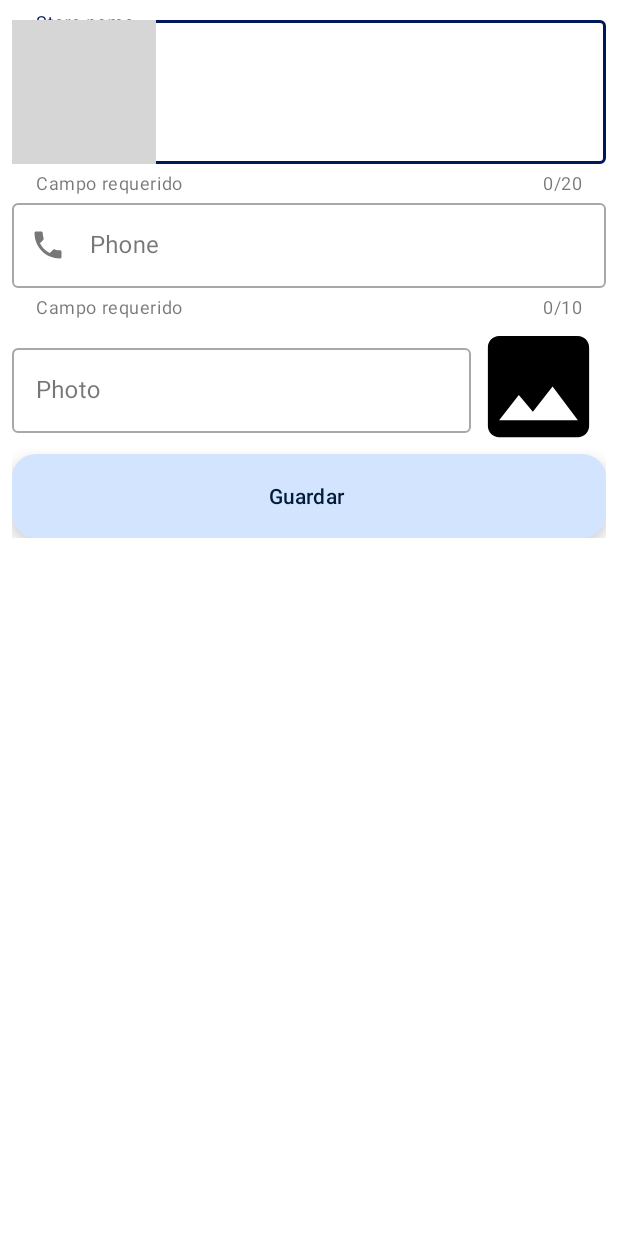
After one commit to CUJuanPablo/ApplyKotlin, an Android app: the fragment StoreFragment shown on its own in the app's theme, on a phone screen of 412 x 824 dp. The commit adds this screen. Run offline under Robolectric (Android 15) with nearby library versions, the phone set to English and light mode, and no system bars; grey boxes are pictures that could not be loaded.

Commit message:
(build) db: Fragment begining

```diff
--- a/app/src/main/AndroidManifest.xml
+++ b/app/src/main/AndroidManifest.xml
@@ -17,7 +17,7 @@
         tools:targetApi="31">
 
         <activity
-            android:name=".Acivities.StoresActivity"
+            android:name=".Acivities.Stores.StoresActivity"
             android:exported="true">
             <intent-filter>
                 <action android:name="android.intent.action.MAIN" />
--- a/app/src/main/java/com/zigmab/first/Acivities/ServersActivity.kt
+++ b/app/src/main/java/com/zigmab/first/Acivities/ServersActivity.kt
@@ -215,5 +215,11 @@ class ServersActivity : AppCompatActivity(), OnClickListener {
     }
 
     override fun OnClickTienda(store: StoreEntity) {  }
+    override fun OnFavoriteStore(store: StoreEntity) {
+//        TODO("Not yet implemented")
+    }
 
+    override fun OnDeleteStore(store: StoreEntity) {
+        TODO("Not yet implemented")
+    }
 }
--- /dev/null
+++ b/app/src/main/java/com/zigmab/first/Acivities/Stores/StoreFragment.kt
@@ -0,0 +1,83 @@
+package com.zigmab.first.Acivities.Stores
+
+import android.os.Bundle
+import androidx.fragment.app.Fragment
+import android.view.LayoutInflater
+import android.view.Menu
+import android.view.MenuInflater
+import android.view.MenuItem
+import android.view.View
+import android.view.ViewGroup
+import android.widget.Toolbar
+import androidx.appcompat.app.AppCompatActivity
+import com.google.android.material.snackbar.Snackbar
+import com.zigmab.first.R
+import com.zigmab.first.databinding.FragmentStoreBinding
+
+
+class StoreFragment : Fragment() {
+
+    private lateinit var binding: FragmentStoreBinding
+    private var Mactivity: StoresActivity? = null
+
+    override fun onCreateView(   inflater: LayoutInflater, container: ViewGroup?,  savedInstanceState: Bundle? ): View? {
+
+        binding = FragmentStoreBinding.inflate( inflater, container, false)
+
+
+
+        return binding.root
+    }
+
+    override fun onViewCreated(view: View, savedInstanceState: Bundle?) {
+        super.onViewCreated(view, savedInstanceState)
+
+        Mactivity = activity as? StoresActivity
+        Mactivity?.supportActionBar?.setDisplayHomeAsUpEnabled( true )
+        Mactivity?.supportActionBar?.title = "Add store"
+
+        setHasOptionsMenu( true )
+
+
+        binding.btnsave.setOnClickListener{
+            Snackbar.make(
+                binding.root,
+                "Saved",
+                Snackbar.LENGTH_SHORT
+            ).show()
+        }
+
+    }
+
+    override fun onCreateOptionsMenu(menu: Menu, inflater: MenuInflater) {
+        inflater.inflate(R.menu.menu_servers, menu)
+        super.onCreateOptionsMenu(menu, inflater)
+
+    }
+
+
+    override fun onDestroyView() {
+        super.onDestroyView()
+
+        // Opcional: Restablecer la barra de acción cuando se destruye el fragmento
+        (requireActivity() as AppCompatActivity).supportActionBar?.apply {
+            setDisplayHomeAsUpEnabled(false)
+            title = "Mi Actividad Principal" // Restablecer el título original
+        }
+    }
+
+    override fun onOptionsItemSelected(item: MenuItem): Boolean {
+
+
+        /*return  when ( item.itemId ){
+            android.R.id.action_settings -> {
+                //Mactivity?.OnBackPresseDispatcher?.onBackPressed()
+                Mactivity?.onBackPressed()
+                true
+            }
+        }*/
+
+        return super.onOptionsItemSelected(item)
+    }
+
+}
--- a/app/src/main/java/com/zigmab/first/Entidades/StoreEntity.kt
+++ b/app/src/main/java/com/zigmab/first/Entidades/StoreEntity.kt
@@ -11,6 +11,6 @@ data class StoreEntity(
     var NAME: String ,
     var PHONE: String = "",
     var WEB: String = "",
-    var IS_FAVORITE: String= "",
+    var IS_FAVORITE: Boolean = false,
     var IMG: String= ""
 )
--- a/app/src/main/java/com/zigmab/first/Intefaces/OnClickListener.kt
+++ b/app/src/main/java/com/zigmab/first/Intefaces/OnClickListener.kt
@@ -9,4 +9,8 @@ interface OnClickListener {
 
     fun OnClickTienda(store : StoreEntity)
 
+    fun OnFavoriteStore( store: StoreEntity)
+
+    fun OnDeleteStore( store: StoreEntity )
+
 }
--- /dev/null
+++ b/app/src/main/res/drawable/ic_image.xml
@@ -0,0 +1,5 @@
+<vector xmlns:android="http://schemas.android.com/apk/res/android" android:height="24dp" android:tint="#000000" android:viewportHeight="24" android:viewportWidth="24" android:width="24dp">
+
+    <path android:fillColor="@android:color/white" android:pathData="M21,19V5c0,-1.1 -0.9,-2 -2,-2H5c-1.1,0 -2,0.9 -2,2v14c0,1.1 0.9,2 2,2h14c1.1,0 2,-0.9 2,-2zM8.5,13.5l2.5,3.01L14.5,12l4.5,6H5l3.5,-4.5z"/>
+
+</vector>
--- /dev/null
+++ b/app/src/main/res/drawable/ic_phone.xml
@@ -0,0 +1,5 @@
+<vector xmlns:android="http://schemas.android.com/apk/res/android" android:height="24dp" android:tint="#000000" android:viewportHeight="24" android:viewportWidth="24" android:width="24dp">
+
+    <path android:fillColor="@android:color/white" android:pathData="M6.62,10.79c1.44,2.83 3.76,5.14 6.59,6.59l2.2,-2.2c0.27,-0.27 0.67,-0.36 1.02,-0.24 1.12,0.37 2.33,0.57 3.57,0.57 0.55,0 1,0.45 1,1V20c0,0.55 -0.45,1 -1,1 -9.39,0 -17,-7.61 -17,-17 0,-0.55 0.45,-1 1,-1h3.5c0.55,0 1,0.45 1,1 0,1.25 0.2,2.45 0.57,3.57 0.11,0.35 0.03,0.74 -0.25,1.02l-2.2,2.2z"/>
+
+</vector>
--- /dev/null
+++ b/app/src/main/res/layout/fragment_store.xml
@@ -0,0 +1,104 @@
+<?xml version="1.0" encoding="utf-8"?>
+<androidx.core.widget.NestedScrollView
+    xmlns:android="http://schemas.android.com/apk/res/android"
+    xmlns:tools="http://schemas.android.com/tools"
+    android:layout_width="match_parent"
+    android:layout_height="match_parent"
+    xmlns:app="http://schemas.android.com/apk/res-auto"
+    tools:context=".Acivities.Stores.StoreFragment"
+    android:background="@color/colorBack">
+
+
+
+    <LinearLayout
+        android:layout_width="match_parent"
+        android:layout_height="wrap_content"
+        android:orientation="vertical"
+        android:padding="@dimen/paddingmin">
+
+        <com.google.android.material.textfield.TextInputLayout
+            android:id="@+id/lyName"
+            android:layout_width="match_parent"
+            android:layout_height="wrap_content"
+            android:hint="Store name"
+            app:helperText="Campo requerido"
+            app:endIconMode="clear_text"
+            app:counterEnabled="true"
+            app:counterMaxLength="20"
+            app:startIconDrawable="@drawable/ic_favorite"
+            style="@style/Widget.MaterialComponents.TextInputLayout.OutlinedBox"
+            >
+            <com.google.android.material.textfield.TextInputEditText
+                android:id="@+id/txtName"
+                android:layout_width="match_parent"
+                android:layout_height="wrap_content"
+                android:maxLength="20"
+                android:inputType="textCapWords"
+                >
+            </com.google.android.material.textfield.TextInputEditText>
+        </com.google.android.material.textfield.TextInputLayout>
+
+        <com.google.android.material.textfield.TextInputLayout
+            android:id="@+id/lyPhone"
+            android:layout_width="match_parent"
+            android:layout_height="wrap_content"
+            android:hint="Phone"
+            app:helperText="Campo requerido"
+            app:endIconMode="clear_text"
+            app:counterEnabled="true"
+            app:counterMaxLength="10"
+            app:startIconDrawable="@drawable/ic_phone"
+            style="@style/Widget.MaterialComponents.TextInputLayout.OutlinedBox"
+            >
+            <com.google.android.material.textfield.TextInputEditText
+                android:id="@+id/txtPhone"
+                android:layout_width="match_parent"
+                android:layout_height="wrap_content"
+                android:maxLength="10"
+                android:inputType="phone"
+                >
+            </com.google.android.material.textfield.TextInputEditText>
+        </com.google.android.material.textfield.TextInputLayout>
+
+        <LinearLayout
+            android:layout_width="match_parent"
+            android:layout_height="wrap_content"
+            android:orientation="horizontal"
+            android:gravity="center_vertical">
+
+            <com.google.android.material.textfield.TextInputLayout
+                android:id="@+id/lyPhoto"
+                android:layout_width="0dp"
+                android:layout_height="wrap_content"
+                android:layout_weight="1"
+                android:hint="Photo"
+                style="@style/Widget.MaterialComponents.TextInputLayout.OutlinedBox"
+                >
+                <com.google.android.material.textfield.TextInputEditText
+                    android:id="@+id/txtPhoto"
+                    android:layout_width="match_parent"
+                    android:layout_height="wrap_content"
+                    android:inputType="textImeMultiLine"
+                    android:minLines="4"
+                    android:maxLines="4"
+                    >
+                </com.google.android.material.textfield.TextInputEditText>
+            </com.google.android.material.textfield.TextInputLayout>
+
+            <ImageView
+                android:id="@+id/img"
+                android:layout_width="90dp"
+                android:layout_height="90dp"
+                android:src="@drawable/ic_image"/>
+
+        </LinearLayout>
+
+        <com.google.android.material.floatingactionbutton.ExtendedFloatingActionButton
+            android:id="@+id/btnsave"
+            android:layout_width="match_parent"
+            android:layout_height="wrap_content"
+            android:text="Guardar"
+            />
+
+    </LinearLayout>
+</androidx.core.widget.NestedScrollView>
--- a/app/src/main/res/layout/item_server.xml
+++ b/app/src/main/res/layout/item_server.xml
@@ -18,6 +18,7 @@
                     android:layout_height="match_parent"/>
 
                 <com.google.android.material.checkbox.MaterialCheckBox
+                    android:id="@+id/chFavorite"
                     android:layout_width="wrap_content"
                     android:layout_height="wrap_content"
                     app:layout_constraintEnd_toEndOf="parent"
--- a/app/src/main/res/values/strings.xml
+++ b/app/src/main/res/values/strings.xml
@@ -97,4 +97,6 @@
     <string name="first">Primera vez</string>
     <string name="RequiredUsername">Campo de nombre obligatorio</string>
     <string name="username">Nombre de usuario</string>
+    <!-- TODO: Remove or change this placeholder text -->
+    <string name="hello_blank_fragment">Hello blank fragment</string>
 </resources>
```
Also changed, not shown: app/src/main/java/com/zigmab/first/Acivities/Stores/StoresActivity.kt (renamed from app/src/main/java/com/zigmab/first/Acivities/StoresActivity.kt, +53 -4 lines), app/src/main/java/com/zigmab/first/Adapters/StoraAdapter.kt (+25 -1 lines), app/src/main/res/layout/activity_stores.xml (+24 -4 lines).
